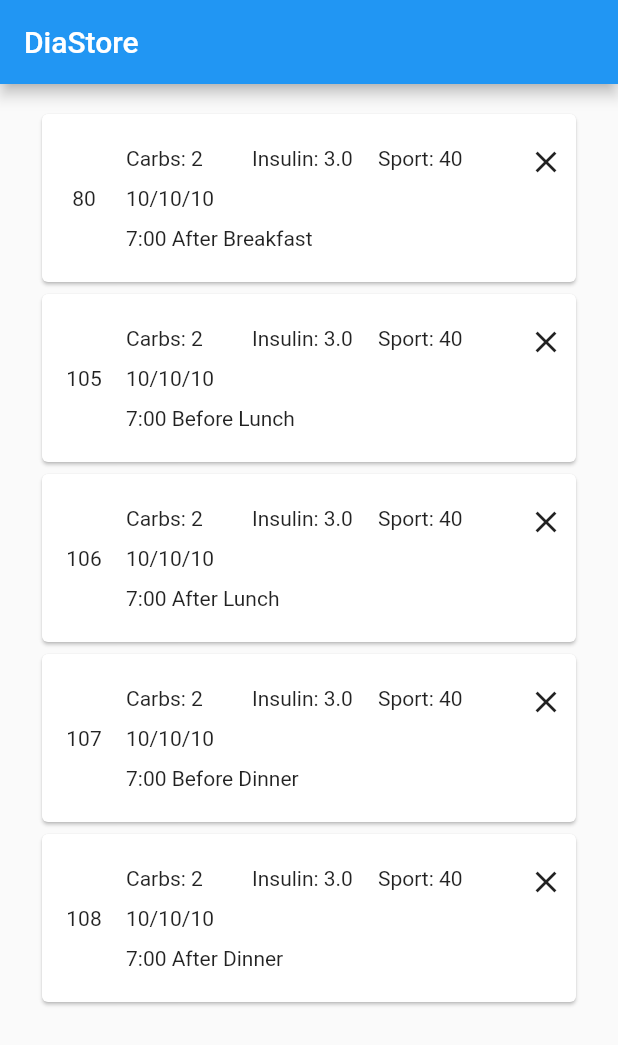
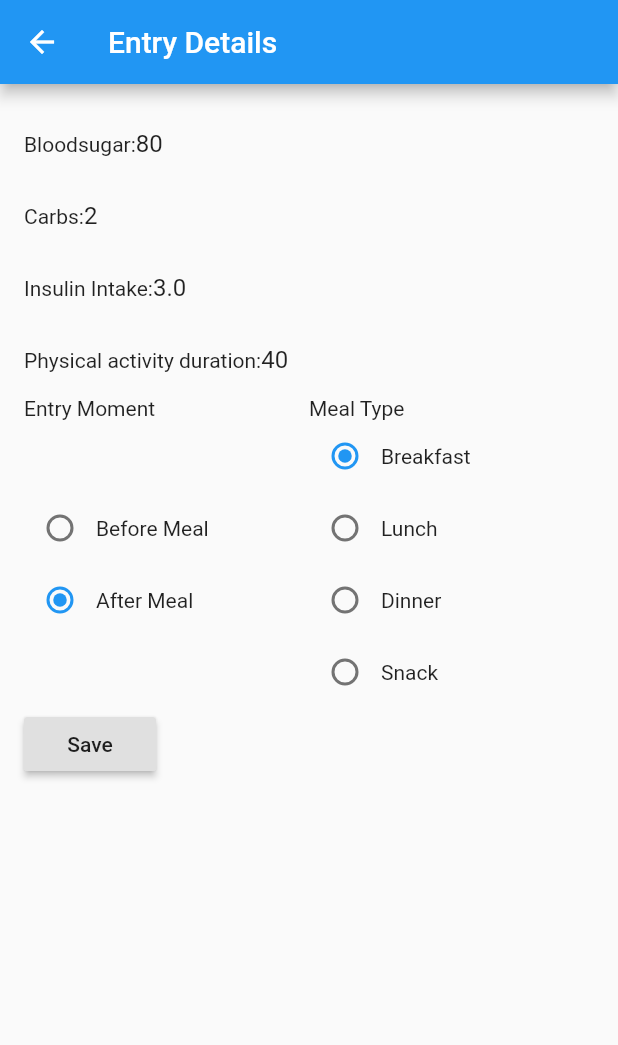
Before and after one commit to dex4/MobileFlutter, a Flutter app: the screen it shows after launch, after a tap on the "close" icon, after a tap on "80", on a phone screen of 412 x 824 dp. Shown: the top 1045 px of the screen. Run offline on Flutter 3.47's test engine with Material 2 defaults, Android fonts, the phone set to English and light mode, and no system bars.

Commit message:
Implement details screen

```diff
--- a/lib/main.dart
+++ b/lib/main.dart
@@ -4,8 +4,6 @@ import 'package:flutter/material.dart';
 void main() => runApp(MyApp());
 
 class MyApp extends StatelessWidget {
-  // This widget is the root of your application.
-
   @override
   Widget build(BuildContext context) {
     return MaterialApp(
--- a/lib/views/EntryCard.dart
+++ b/lib/views/EntryCard.dart
@@ -1,6 +1,8 @@
 import 'package:diastore_flutter/model/Entry.dart';
 import 'package:flutter/cupertino.dart';
 import 'package:flutter/material.dart';
+
+import 'EntryDetailsScreen.dart';
 
 class EntryCard extends StatelessWidget {
   final Entry entry;
@@ -15,7 +17,13 @@ class EntryCard extends StatelessWidget {
       padding: const EdgeInsets.symmetric(horizontal: 8.0),
       child: Card(
         child: InkWell(
-          onTap: () => print(entry.bloodSugarLevel),
+          onTap: () =>
+            Navigator.push(
+              context,
+              MaterialPageRoute(
+                builder: (context) => EntryDetailsState(entry),
+              ),
+            ),
           child: Padding(
             padding: const EdgeInsets.all(8.0),
             child: Row(
--- /dev/null
+++ b/lib/views/EntryDetailsScreen.dart
@@ -0,0 +1,285 @@
+import 'package:diastore_flutter/model/Entry.dart';
+import 'package:flutter/cupertino.dart';
+import 'package:flutter/material.dart';
+
+class EntryDetailsState extends StatefulWidget {
+  final Entry entry;
+
+  EntryDetailsState(this.entry);
+
+  @override
+  EntryDetailsScreen createState() => new EntryDetailsScreen(entry);
+}
+
+class EntryDetailsScreen extends State<EntryDetailsState> {
+  Entry entry;
+  int _entryTimeRadioValue = -1;
+  int _mealTypeRadioValue = -1;
+  final _bloodSugarController = TextEditingController();
+  final _carbsController = TextEditingController();
+  final _insulinController = TextEditingController();
+  final _physicalActivityController = TextEditingController();
+
+  EntryDetailsScreen(this.entry);
+
+  @override
+  void initState() {
+    super.initState();
+
+    _bloodSugarController.text = entry.bloodSugarLevel.toString();
+    _carbsController.text = entry.carbohydratesIntake.toString();
+    _insulinController.text = entry.insulinIntake.toString();
+    _physicalActivityController.text =
+        entry.physicalActivityDuration.toString();
+
+    switch (entry.entryMomentSpecifier) {
+      case MomentSpecifier.BEFORE_MEAL:
+        _entryTimeRadioValue = 0;
+        break;
+      case MomentSpecifier.AFTER_MEAL:
+        _entryTimeRadioValue = 1;
+        break;
+    }
+
+    switch (entry.mealTypeSpecifier) {
+      case MealTypeSpecifier.BREAKFAST:
+        _mealTypeRadioValue = 0;
+        break;
+      case MealTypeSpecifier.LUNCH:
+        _mealTypeRadioValue = 1;
+        break;
+      case MealTypeSpecifier.DINNER:
+        _mealTypeRadioValue = 2;
+        break;
+      case MealTypeSpecifier.SNACK:
+        _mealTypeRadioValue = 3;
+        break;
+    }
+  }
+
+  @override
+  Widget build(BuildContext context) {
+    return Scaffold(
+      appBar: AppBar(
+        title: Text("Entry Details"),
+      ),
+      body: SingleChildScrollView(
+        child: Padding(
+          padding: EdgeInsets.all(16.0),
+          child: Container(
+            child: Column(
+              children: <Widget>[
+                Row(
+                  children: <Widget>[
+                    Text("Bloodsugar:"),
+                    Flexible(
+                      child: TextFormField(
+                        controller: _bloodSugarController,
+                        keyboardType: TextInputType.number,
+                        decoration: InputDecoration(
+                          border: InputBorder.none,
+                          hintText: "0",
+                        ),
+                      ),
+                    ),
+                  ],
+                ),
+                Row(
+                  children: <Widget>[
+                    Text("Carbs:"),
+                    Flexible(
+                      child: TextFormField(
+                        controller: _carbsController,
+                        keyboardType: TextInputType.number,
+                        decoration: InputDecoration(
+                          border: InputBorder.none,
+                          hintText: "0",
+                        ),
+                      ),
+                    ),
+                  ],
+                ),
+                Row(
+                  children: <Widget>[
+                    Text("Insulin Intake:"),
+                    Flexible(
+                      child: TextFormField(
+                        controller: _insulinController,
+                        keyboardType: TextInputType.number,
+                        decoration: InputDecoration(
+                          border: InputBorder.none,
+                          hintText: "0",
+                        ),
+                      ),
+                    ),
+                  ],
+                ),
+                Row(
+                  children: <Widget>[
+                    Text("Physical activity duration:"),
+                    Flexible(
+                      child: TextFormField(
+                        controller: _physicalActivityController,
+                        keyboardType: TextInputType.number,
+                        decoration: InputDecoration(
+                          border: InputBorder.none,
+                          hintText: "0",
+                        ),
+                      ),
+                    ),
+                  ],
+                ),
+                Row(
+                  children: <Widget>[
+                    Expanded(
+                      child: Text("Entry Moment"),
+                    ),
+                    Expanded(
+                      child: Text("Meal Type"),
+                    )
+                  ],
+                ),
+                Row(
+                  children: <Widget>[
+                    Expanded(
+                      child: Column(
+                        children: <Widget>[
+                          Row(children: <Widget>[
+                            Radio(
+                              value: 0,
+                              groupValue: _entryTimeRadioValue,
+                              onChanged: setEntryTimeValue,
+                            ),
+                            Text("Before Meal"),
+                          ]),
+                          Row(children: <Widget>[
+                            Radio(
+                              value: 1,
+                              groupValue: _entryTimeRadioValue,
+                              onChanged: setEntryTimeValue,
+                            ),
+                            Text("After Meal"),
+                          ]),
+                        ],
+                      ),
+                    ),
+                    Expanded(
+                      child: Column(
+                        children: <Widget>[
+                          Row(children: <Widget>[
+                            Radio(
+                              value: 0,
+                              groupValue: _mealTypeRadioValue,
+                              onChanged: setMealTypeValue,
+                            ),
+                            Text("Breakfast"),
+                          ]),
+                          Row(children: <Widget>[
+                            Radio(
+                              value: 1,
+                              groupValue: _mealTypeRadioValue,
+                              onChanged: setMealTypeValue,
+                            ),
+                            Text("Lunch"),
+                          ]),
+                          Row(children: <Widget>[
+                            Radio(
+                              value: 2,
+                              groupValue: _mealTypeRadioValue,
+                              onChanged: setMealTypeValue,
+                            ),
+                            Text("Dinner"),
+                          ]),
+                          Row(children: <Widget>[
+                            Radio(
+                              value: 3,
+                              groupValue: _mealTypeRadioValue,
+                              onChanged: setMealTypeValue,
+                            ),
+                            Text("Snack"),
+                          ]),
+                        ],
+                      ),
+                    )
+                  ],
+                ),
+                Row(
+                  children: <Widget>[
+                    RaisedButton(
+                      onPressed: onSaveButtonPressed,
+                      child: Text("Save"),
+                    )
+                  ],
+                )
+              ],
+            ),
+          ),
+        ),
+      ),
+    );
+  }
+
+  void setEntryTimeValue(int value) {
+    setState(() {
+      _entryTimeRadioValue = value;
+    });
+  }
+
+  void setMealTypeValue(int value) {
+    setState(() {
+      _mealTypeRadioValue = value;
+    });
+  }
+
+  MomentSpecifier getEntryTime() {
+    MomentSpecifier et;
+    switch (_entryTimeRadioValue) {
+      case 0:
+        et = MomentSpecifier.BEFORE_MEAL;
+        break;
+      case 1:
+        et = MomentSpecifier.AFTER_MEAL;
+        break;
+    }
+    return et;
+  }
+
+  MealTypeSpecifier getMealType() {
+    MealTypeSpecifier mt;
+    switch (_mealTypeRadioValue) {
+      case 0:
+        mt = MealTypeSpecifier.BREAKFAST;
+        break;
+      case 1:
+        mt = MealTypeSpecifier.LUNCH;
+        break;
+      case 2:
+        mt = MealTypeSpecifier.DINNER;
+        break;
+      case 3:
+        mt = MealTypeSpecifier.SNACK;
+        break;
+    }
+    return mt;
+  }
+
+  void onSaveButtonPressed() {
+    var bs = _bloodSugarController.text;
+    var carbs = _carbsController.text;
+    var insulin = _insulinController.text;
+    var sport = _physicalActivityController.text;
+    Entry entry = Entry(
+        this.entry.id,
+        int.parse(bs),
+        int.parse(carbs),
+        double.parse(insulin),
+        this.entry.entryTime,
+        this.entry.entryHour,
+        int.parse(sport),
+        getEntryTime(),
+        getMealType());
+    print(
+        "Bs: $bs\nCarbs: $carbs\nInsulin: $insulin\nSport: $sport\nEntry time: ${getEntryTime()}\nMeal type: ${getMealType()}\n");
+    print(entry.bloodSugarLevel);
+  }
+}
```
